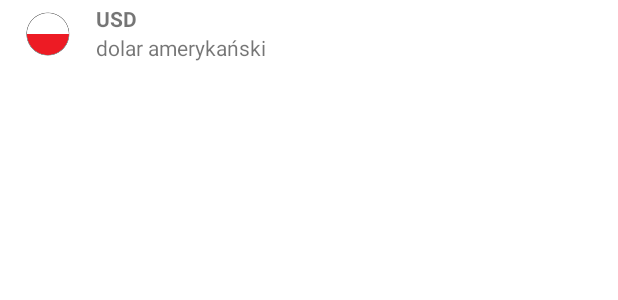
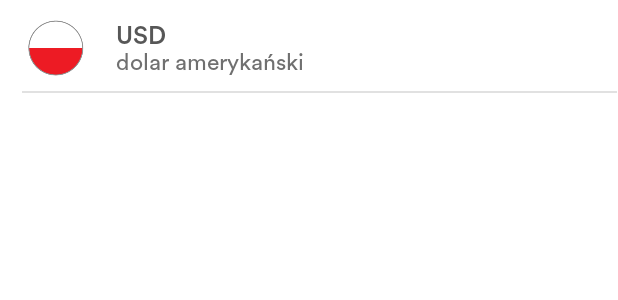
Before and after one commit to app7soft/CurrencyConverter, an Android app: the layout custom_list_row.xml on its own in the app's theme, with its tools: preview values and no code run, on a phone screen of 412 x 824 dp. Shown: the top 300 px of the screen. Run offline under Robolectric (Android 15) with nearby library versions, the phone set to English and light mode, and no system bars; network calls fail; Roboto replaces fonts that are not available here.

Commit message:
Recycler View integracja

```diff
--- a/app/build.gradle
+++ b/app/build.gradle
@@ -60,6 +60,6 @@ dependencies {
     implementation 'com.google.firebase:firebase-analytics-ktx'
     //implementation 'com.google.android.gms:play-services-analytics:17.0.0' do Google Analytics
     implementation 'com.google.firebase:firebase-database-ktx'
-    implementation 'com.android.volley:volley:1.1.1'
+    implementation 'com.android.volley:volley:1.2.0'
     implementation 'com.toptoche.searchablespinner:searchablespinnerlibrary:1.3.1'
 }
--- a/app/src/main/AndroidManifest.xml
+++ b/app/src/main/AndroidManifest.xml
@@ -12,8 +12,8 @@
         android:roundIcon="@mipmap/ic_launcher_round"
         android:screenOrientation="portrait"
         android:supportsRtl="true"
-        android:theme="@style/Theme.CurrencyConverter"
-        android:usesCleartextTraffic="true">
+        android:usesCleartextTraffic="true"
+        android:theme="@style/Theme.CurrencyConverter">
         <activity android:name=".Info"
             android:launchMode="singleTop"
             android:screenOrientation="portrait"/>
--- a/app/src/main/java/com/app7soft/currencyconverter/SymbolSearch.kt
+++ b/app/src/main/java/com/app7soft/currencyconverter/SymbolSearch.kt
@@ -1,5 +1,7 @@
 package com.app7soft.currencyconverter
 
+import android.app.Activity
+import android.content.Intent
 import android.os.Bundle
 import android.view.View
 import androidx.appcompat.app.AppCompatActivity
--- /dev/null
+++ b/app/src/main/res/drawable/line.xml
@@ -0,0 +1,8 @@
+<?xml version="1.0" encoding="utf-8"?>
+<shape
+    xmlns:android="http://schemas.android.com/apk/res/android"
+    android:shape="line">
+    <stroke
+        android:width="@dimen/_1sdp"
+        android:color="#E1E1E1" />
+</shape>
--- a/app/src/main/res/layout/custom_list_row.xml
+++ b/app/src/main/res/layout/custom_list_row.xml
@@ -1,17 +1,18 @@
 <?xml version="1.0" encoding="utf-8"?>
 <androidx.constraintlayout.widget.ConstraintLayout xmlns:android="http://schemas.android.com/apk/res/android"
     android:layout_width="match_parent"
-    android:layout_height="@dimen/_35sdp"
+    android:layout_height="@dimen/_48sdp"
     xmlns:app="http://schemas.android.com/apk/res-auto">
 
     <ImageView
         android:id="@+id/Flaga"
         android:layout_width="0dp"
         android:layout_height="0dp"
-        android:padding="8dp"
+        android:paddingTop="@dimen/_10sdp"
+        android:paddingBottom="@dimen/_9sdp"
         app:srcCompat="@drawable/pln"
         app:layout_constraintWidth_percent="0.13"
-        android:layout_marginLeft="@dimen/_4sdp"
+        android:layout_marginLeft="@dimen/_8sdp"
         app:layout_constraintStart_toStartOf="parent"
         app:layout_constraintTop_toTopOf="parent"
         app:layout_constraintBottom_toBottomOf="parent"/>
@@ -21,9 +22,9 @@
         android:layout_width="wrap_content"
         android:layout_height="wrap_content"
         android:text="USD"
-        android:textStyle="bold"
-        android:layout_marginLeft="@dimen/_4sdp"
-        android:layout_marginTop="@dimen/_2sdp"
+        style="@style/ListSymbol"
+        android:layout_marginLeft="@dimen/_10sdp"
+        android:layout_marginTop="@dimen/_9sdp"
         app:layout_constraintTop_toTopOf="parent"
         app:layout_constraintStart_toEndOf="@+id/Flaga"/>
 
@@ -32,8 +33,19 @@
         android:layout_width="wrap_content"
         android:layout_height="wrap_content"
         android:text="dolar amerykański"
-        android:layout_marginBottom="@dimen/_3sdp"
+        style="@style/ListName"
+        android:layout_marginBottom="@dimen/_9sdp"
         app:layout_constraintStart_toStartOf="@+id/Symbol"
         app:layout_constraintBottom_toBottomOf="@+id/Flaga"/>
 
+    <ImageView
+        android:id="@+id/line"
+        android:layout_width="match_parent"
+        android:layout_height="@dimen/_2sdp"
+        android:background="@drawable/line"
+        android:layout_marginLeft="@dimen/_11sdp"
+        app:layout_constraintStart_toStartOf="parent"
+        app:layout_constraintEnd_toEndOf="parent"
+        app:layout_constraintBottom_toBottomOf="parent"/>
+
 </androidx.constraintlayout.widget.ConstraintLayout>
--- a/app/src/main/res/values/styles.xml
+++ b/app/src/main/res/values/styles.xml
@@ -61,10 +61,23 @@
     </style>
 
     <style name="CurrencySymbol">
-        <item name="android:textColor">#282947</item>
-        <item name="android:fontFamily">@font/circular_pro_book</item>
+        <item name="android:textColor">#1C1C1C</item>
+        <item name="android:fontFamily">@font/circular_pro_medium</item>
         <item name="android:textSize">@dimen/_15ssp</item>
     </style>
+
+    <style name="ListSymbol">
+        <item name="android:textColor">#575757</item>
+        <item name="android:fontFamily">@font/circular_pro_medium</item>
+        <item name="android:textSize">@dimen/_13ssp</item>
+    </style>
+
+    <style name="ListName">
+        <item name="android:textColor">#707070</item>
+        <item name="android:fontFamily">@font/circular_pro_book</item>
+        <item name="android:textSize">@dimen/_12ssp</item>
+    </style>
+
 
     <style name="RateApp">
         <item name="android:textColor">@color/TextPurple</item>
```
Also changed, not shown: app/src/main/java/com/app7soft/currencyconverter/MainActivity.kt (+120 -90 lines), app/src/main/java/com/app7soft/currencyconverter/RecyclerView_Adapter.kt (+7 -1 lines), app/src/main/res/layout/activity_main.xml (+22 -1 lines), app/src/main/res/layout/activity_symbol_search.xml (+19 -1 lines).
